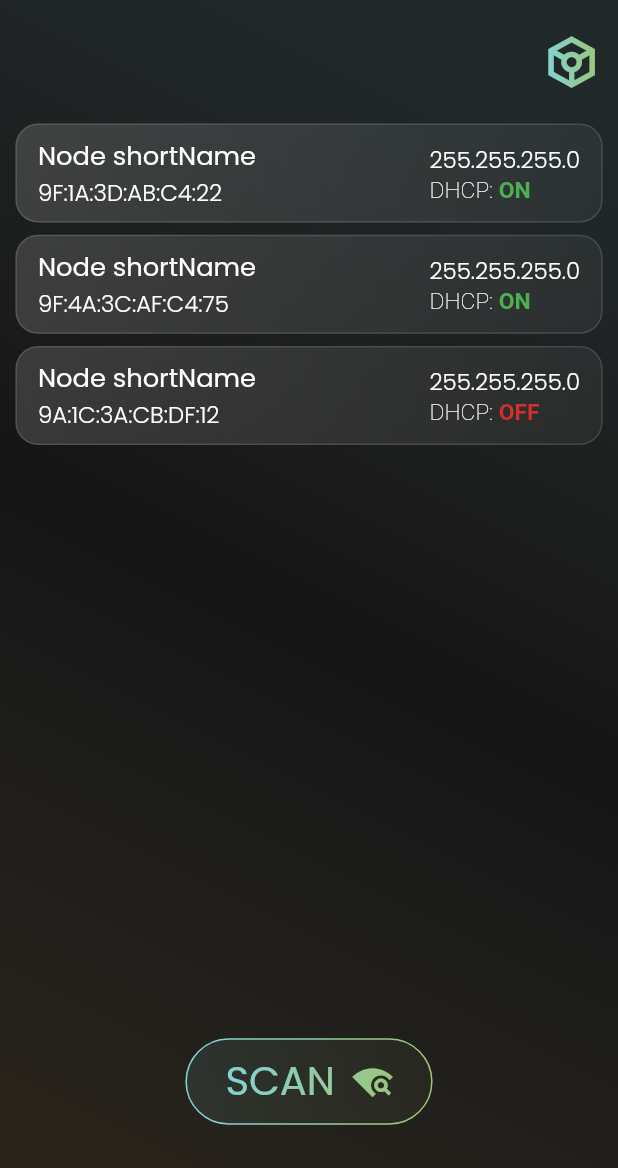
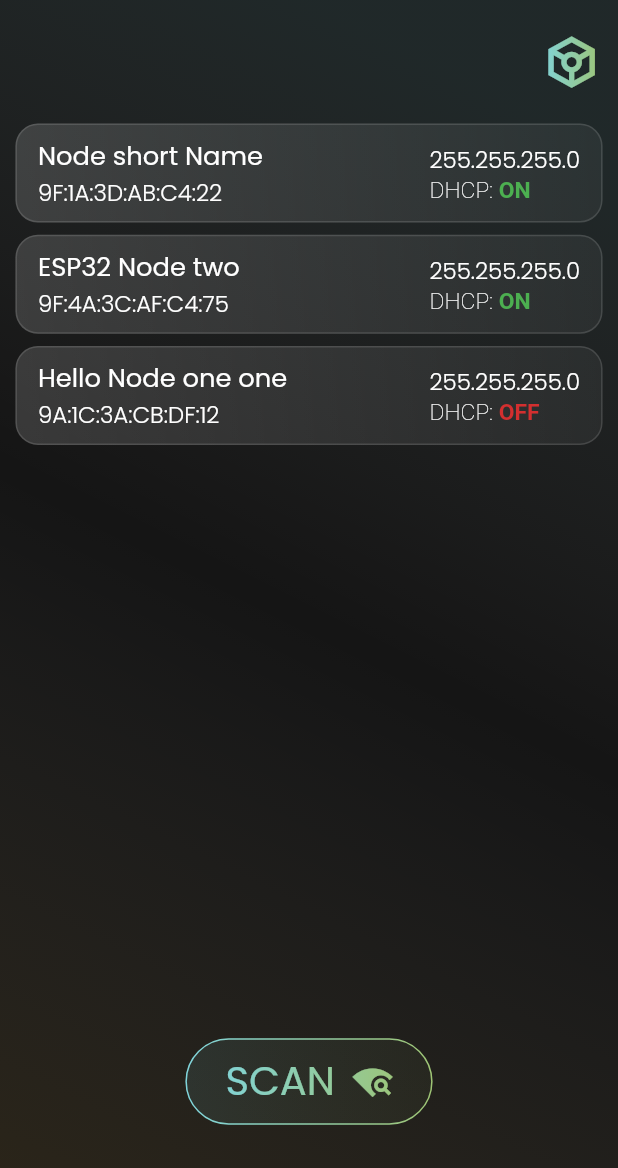
Before and after one commit to the1der/artnet_app, a Flutter app: the screen it shows after launch, on a phone screen of 412 x 824 dp. Shown: the top 1168 px of the screen. Run offline on Flutter 3.47's test engine with Material 2 defaults, Android fonts, the phone set to English and light mode, and no system bars; our stand-ins replace equatable, flutter_bloc, flutter_screenutil, gradient_borders; missing offline and left inert: dart:ffi, udp.

Commit message:
edit shortname

```diff
--- a/lib/screens/home/home_screen.dart
+++ b/lib/screens/home/home_screen.dart
@@ -19,7 +19,7 @@ class HomeScreen extends StatelessWidget {
     nodeIp: InternetAddress("192.168.1.2"),
     longName: "Node longName",
     netMask: InternetAddress("255.255.255.0"),
-    shortName: "Node shortName",
+    shortName: "Node short Name",
     macAddress: "9F:1A:3D:AB:C4:22",
     dhcpCapable: false,
     dhcpEnabled: true,
@@ -28,7 +28,7 @@ class HomeScreen extends StatelessWidget {
       nodeIp: InternetAddress("192.168.1.10"),
       longName: "Node longName",
       netMask: InternetAddress("255.255.255.0"),
-      shortName: "Node shortName",
+      shortName: "ESP32 Node two",
       macAddress: "9F:4A:3C:AF:C4:75",
       dhcpCapable: false,
       dhcpEnabled: true);
@@ -36,7 +36,7 @@ class HomeScreen extends StatelessWidget {
   ArtNetNode artNetNode2 = ArtNetNode(
       nodeIp: InternetAddress("192.168.1.21"),
       longName: "Node longName",
-      shortName: "Node shortName",
+      shortName: "Hello Node one one",
       macAddress: "9A:1C:3A:CB:DF:12",
       netMask: InternetAddress("255.255.255.0"),
       dhcpCapable: false,
```
